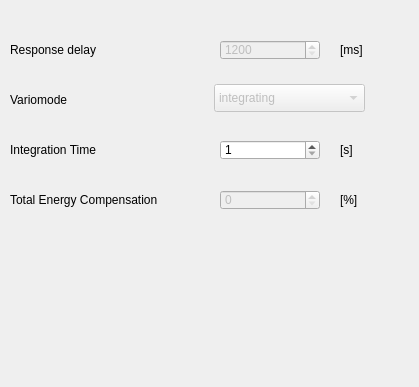
Iv/FlyHigh, file src/configuration/flytec/VarioFrame.ui: the form before one commit.
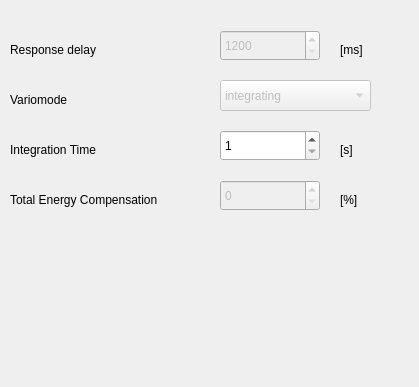
The form after the commit.

What changed in the file:
```diff
--- a/src/configuration/flytec/VarioFrame.ui
+++ b/src/configuration/flytec/VarioFrame.ui
@@ -20,17 +20,17 @@
       <property name="geometry">
         <rect>
           <x>220</x>
-          <y>140</y>
+     <y>130</y>
           <width>100</width>
-          <height>20</height>
-        </rect>
-      </property>
-      <property name="maximum">
-        <number>30</number>
-      </property>
+     <height>31</height>
+    </rect>
+   </property>
       <property name="minimum">
         <number>1</number>
       </property>
+   <property name="maximum">
+    <number>30</number>
+   </property>
     </widget>
     <widget class="QLabel" name="textLabel_RespDelayUnit">
       <property name="geometry">
@@ -87,17 +87,17 @@
       <property name="geometry">
         <rect>
           <x>220</x>
-          <y>40</y>
+     <y>30</y>
           <width>100</width>
-          <height>20</height>
-        </rect>
-      </property>
-      <property name="maximum">
-        <number>8000</number>
-      </property>
+     <height>31</height>
+    </rect>
+   </property>
       <property name="minimum">
         <number>1200</number>
       </property>
+   <property name="maximum">
+    <number>8000</number>
+   </property>
       <property name="singleStep">
         <number>200</number>
       </property>
@@ -108,10 +108,10 @@
       </property>
       <property name="geometry">
         <rect>
-          <x>214</x>
-          <y>84</y>
+     <x>220</x>
+     <y>80</y>
           <width>151</width>
-          <height>28</height>
+     <height>31</height>
         </rect>
       </property>
       <item>
@@ -137,9 +137,9 @@
       <property name="geometry">
         <rect>
           <x>220</x>
-          <y>190</y>
+     <y>180</y>
           <width>100</width>
-          <height>20</height>
+     <height>31</height>
         </rect>
       </property>
     </widget>
```
Left out of the diff: 7 changed lines with no effect on the pictures. Lines whose indentation alone changed are shown as unchanged.
